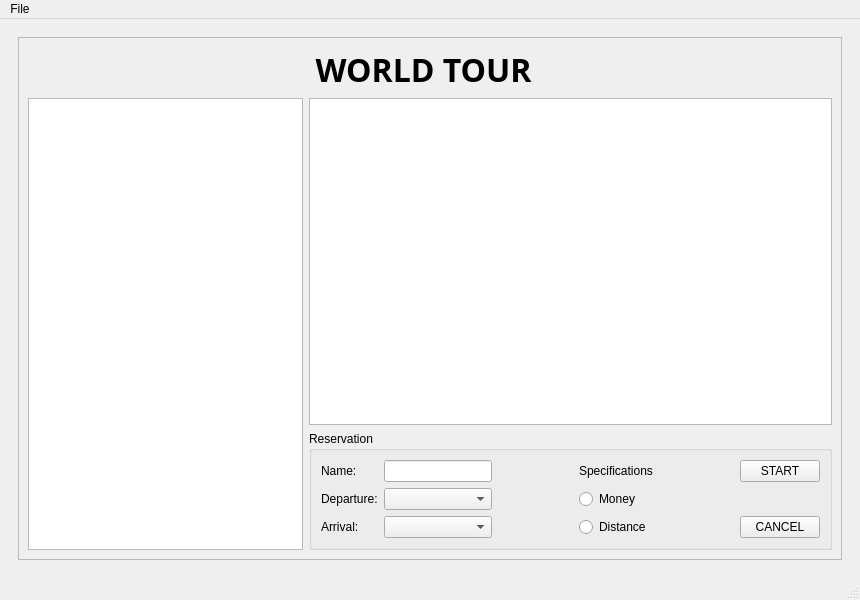
isaacfulcrum/travel-assistant, file travel_assistant.ui: the form before one commit.
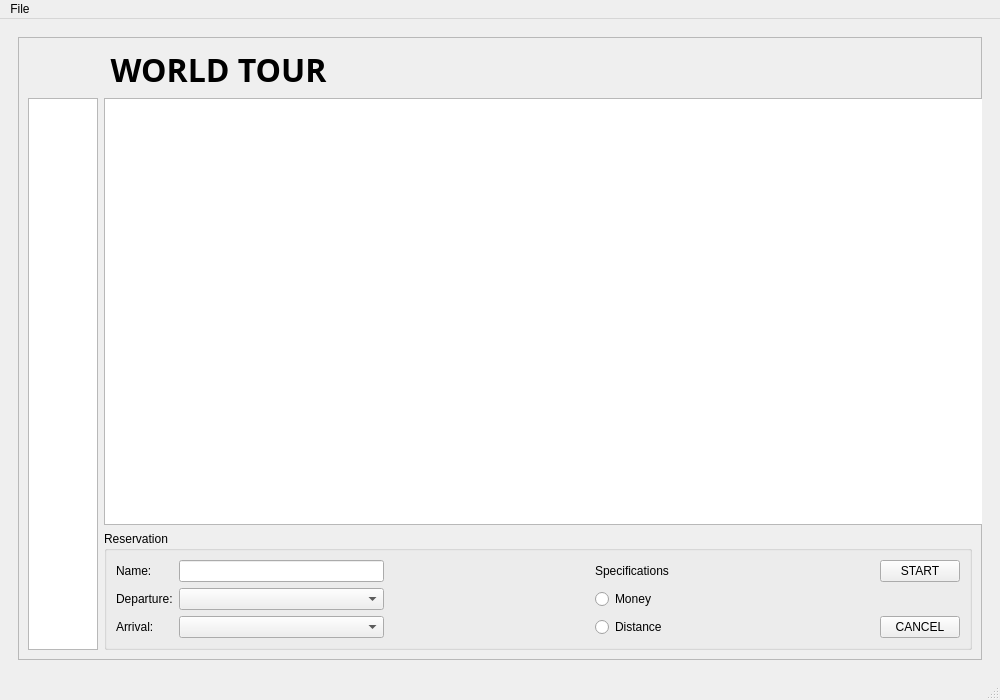
The form after the commit. Icons and pictures are not drawn.

```diff
--- a/travel_assistant.ui
+++ b/travel_assistant.ui
@@ -6,10 +6,16 @@
    <rect>
     <x>0</x>
     <y>0</y>
-    <width>860</width>
-    <height>600</height>
+    <width>1000</width>
+    <height>700</height>
    </rect>
   </property>
+  <property name="minimumSize">
+   <size>
+    <width>1000</width>
+    <height>700</height>
+   </size>
+  </property>
   <property name="windowTitle">
    <string>Travel Assistant</string>
   </property>
@@ -200,8 +206,8 @@
             <widget class="QGraphicsView" name="gvWorldMap">
              <property name="minimumSize">
               <size>
-               <width>0</width>
-               <height>0</height>
+               <width>950</width>
+               <height>400</height>
               </size>
              </property>
              <property name="maximumSize">
@@ -448,7 +454,7 @@
     <rect>
      <x>0</x>
      <y>0</y>
-     <width>860</width>
+     <width>1000</width>
      <height>21</height>
     </rect>
    </property>
```
